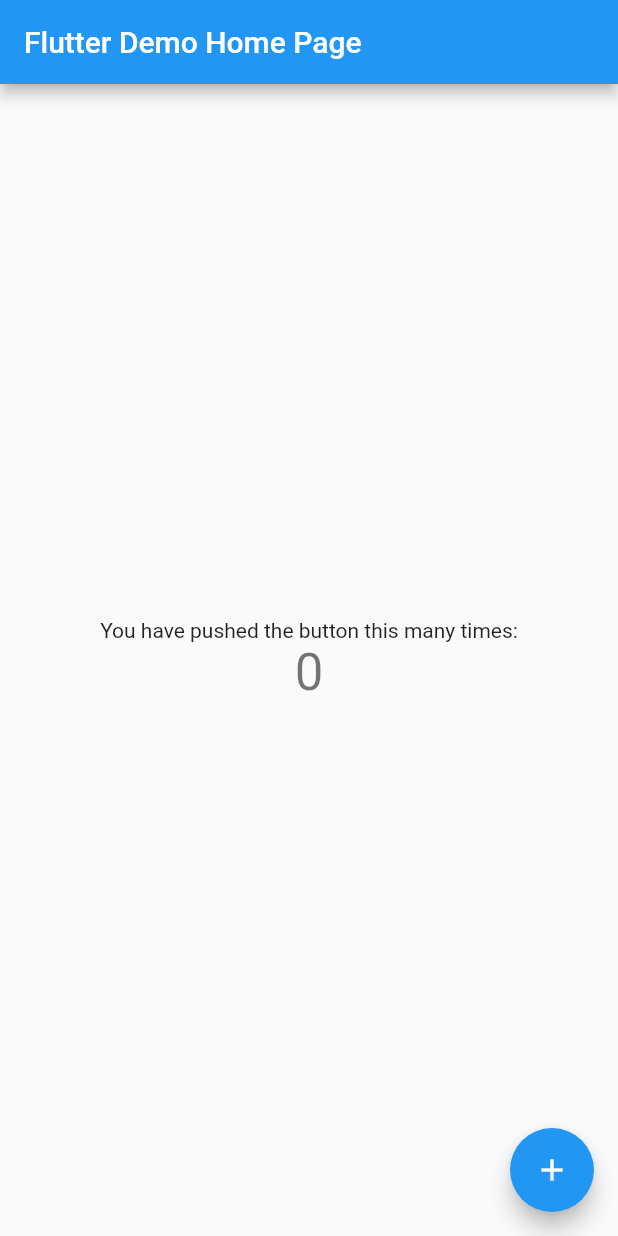
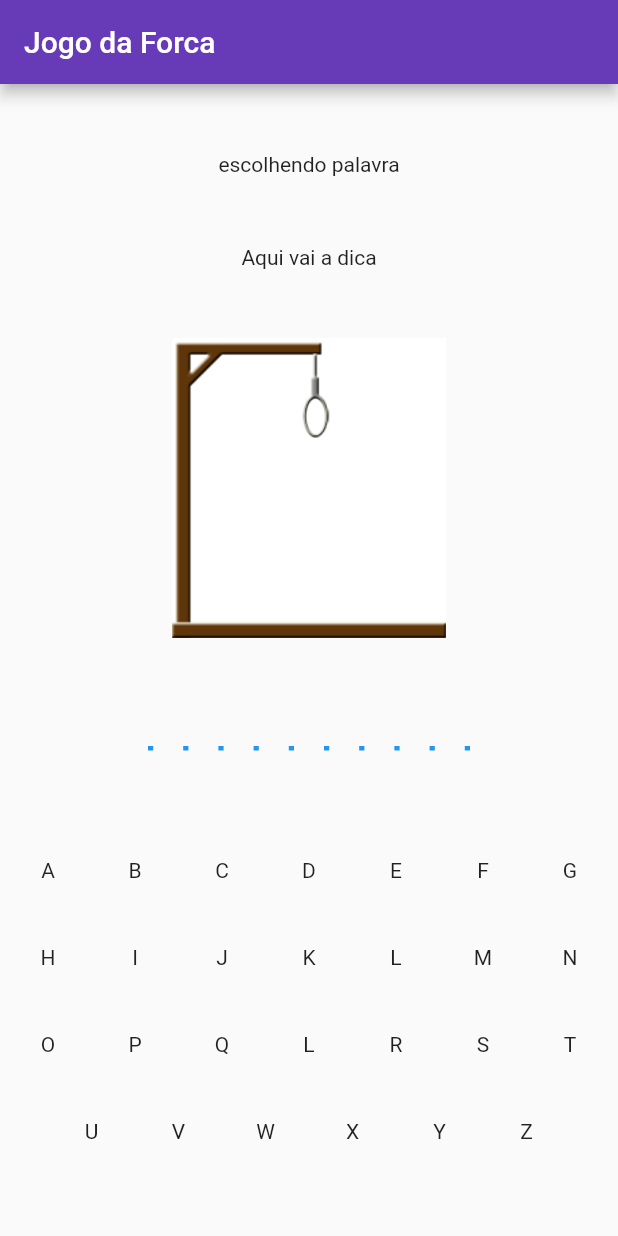
Before and after one commit to viniciusOLN/aval2_forca, a Flutter app: the screen it shows after launch, on a phone screen of 412 x 824 dp. Run offline on Flutter 3.47's test engine with Material 2 defaults, Android fonts, the phone set to English and light mode, and no system bars.

Commit message:
verificação da palavra finalizada

```diff
--- /dev/null
+++ b/lib/app/controllers/game_controller.dart
@@ -0,0 +1,45 @@
+import 'dart:math';
+import 'package:aval2_forca/app/models/letter.dart';
+import 'package:flutter/material.dart';
+import '../utils/words.dart';
+
+class GameController {
+  String currentWord = '';
+  String currentTip = '';
+  int currentAttempt = 0;
+  List<Letter> lettersOfTheWord = [];
+
+  GameController() {
+    randomWord();
+  }
+
+  void randomWord() {
+    int index = Random().nextInt(words.length);
+    currentTip = tips[index]['tip'];
+    currentWord = words[index]['word'];
+    lettersOfTheWord = splitWord();
+  }
+
+  List<Letter> splitWord() {
+    List<String> listWord = currentWord.toUpperCase().split('');
+    return List.generate(
+      listWord.length,
+      (index) => Letter(
+        listWord[index],
+        index,
+        false,
+      ),
+    );
+  }
+
+  bool verifyLetter(String currentLetter) {
+    bool result = false;
+    List.generate(lettersOfTheWord.length, (index) {
+      if (lettersOfTheWord[index].letter == currentLetter) {
+        lettersOfTheWord[index].isSelected = true;
+        result = true;
+      }
+    });
+    return result;
+  }
+}
--- /dev/null
+++ b/lib/app/models/letter.dart
@@ -0,0 +1,7 @@
+class Letter {
+  String letter;
+  int position;
+  bool isSelected;
+
+  Letter(this.letter, this.position, this.isSelected);
+}
--- /dev/null
+++ b/lib/app/routes/routes.dart
@@ -0,0 +1,7 @@
+import 'package:aval2_forca/app/screens/homepage/homepage_screen.dart';
+
+class Routes {
+  static final routes = {
+    '/home': (context) => const HomePage(),
+  };
+}
--- /dev/null
+++ b/lib/app/screens/homepage/homepage_screen.dart
@@ -0,0 +1,81 @@
+import 'package:aval2_forca/app/controllers/game_controller.dart';
+import 'package:aval2_forca/app/utils/letters.dart';
+import 'package:flutter/material.dart';
+
+import '../../models/letter.dart';
+
+class HomePage extends StatefulWidget {
+  const HomePage({Key? key}) : super(key: key);
+
+  @override
+  State<HomePage> createState() => _HomePageState();
+}
+
+class _HomePageState extends State<HomePage> {
+  GameController controller = GameController();
+  @override
+  Widget build(BuildContext context) {
+    List<Letter> a = controller.lettersOfTheWord;
+
+    return Scaffold(
+      appBar: AppBar(
+        title: const Text('Jogo da Forca'),
+      ),
+      body: Column(
+        crossAxisAlignment: CrossAxisAlignment.center,
+        mainAxisAlignment: MainAxisAlignment.spaceEvenly,
+        children: <Widget>[
+          Text('escolhendo palavra'),
+          Text("Aqui vai a dica"),
+          Container(
+            height: 200,
+            child: Image.asset('images/imagem_base.png'),
+          ),
+          Row(
+            mainAxisAlignment: MainAxisAlignment.center,
+            children:
+                List.generate(controller.lettersOfTheWord.length, (index) {
+              return Container(
+                margin: const EdgeInsets.all(10),
+                decoration: const BoxDecoration(
+                  border: Border(
+                    bottom: BorderSide(
+                      color: Colors.blue,
+                      width: 3,
+                    ),
+                  ),
+                ),
+                child: a[index].isSelected
+                    ? Text(controller.currentWord[index])
+                    : const Text(' '),
+              );
+            }),
+          ),
+          Column(
+            crossAxisAlignment: CrossAxisAlignment.center,
+            children: [
+              Wrap(
+                alignment: WrapAlignment.center,
+                runSpacing: 10.0,
+                spacing: 10.0,
+                children: List.generate(
+                  letters.length,
+                  (index) => IconButton(
+                    onPressed: () {
+                      if (controller.verifyLetter(letters[index])) {
+                        setState(() {
+                          a;
+                        });
+                      }
+                    },
+                    icon: Text(letters[index]),
+                  ),
+                ),
+              ),
+            ],
+          ),
+        ],
+      ),
+    );
+  }
+}
--- /dev/null
+++ b/lib/app/utils/letters.dart
@@ -0,0 +1,29 @@
+final letters = [
+  'A',
+  'B',
+  'C',
+  'D',
+  'E',
+  'F',
+  'G',
+  'H',
+  'I',
+  'J',
+  'K',
+  'L',
+  'M',
+  'N',
+  'O',
+  'P',
+  'Q',
+  'L',
+  'R',
+  'S',
+  'T',
+  'U',
+  'V',
+  'W',
+  'X',
+  'Y',
+  'Z',
+];
--- /dev/null
+++ b/lib/app/utils/words.dart
@@ -0,0 +1,13 @@
+List<Map<String, dynamic>> words = [
+  {"word": "computação"},
+  {"word": "casa"},
+  {"word": "garfo"},
+  {"word": "mouse"},
+];
+
+List<Map<String, dynamic>> tips = [
+  {"tip": "Curso da UESPI"},
+  {"tip": "Moradia"},
+  {"tip": "Talher"},
+  {"tip": "Periférico Eletrônico"},
+];
--- a/lib/main.dart
+++ b/lib/main.dart
@@ -1,3 +1,4 @@
+import 'package:aval2_forca/app/routes/routes.dart';
 import 'package:flutter/material.dart';
 
 void main() {
@@ -7,109 +8,16 @@
 class MyApp extends StatelessWidget {
   const MyApp({Key? key}) : super(key: key);
 
-  // This widget is the root of your application.
   @override
   Widget build(BuildContext context) {
     return MaterialApp(
-      title: 'Flutter Demo',
+      title: 'Jogo da Forca',
+      debugShowCheckedModeBanner: false,
       theme: ThemeData(
-        // This is the theme of your application.
-        //
-        // Try running your application with "flutter run". You'll see the
-        // application has a blue toolbar. Then, without quitting the app, try
-        // changing the primarySwatch below to Colors.green and then invoke
-        // "hot reload" (press "r" in the console where you ran "flutter run",
-        // or simply save your changes to "hot reload" in a Flutter IDE).
-        // Notice that the counter didn't reset back to zero; the application
-        // is not restarted.
-        primarySwatch: Colors.blue,
+        primarySwatch: Colors.deepPurple,
       ),
-      home: const MyHomePage(title: 'Flutter Demo Home Page'),
+      initialRoute: '/home',
+      routes: Routes.routes,
     );
   }
 }
-
-class MyHomePage extends StatefulWidget {
-  const MyHomePage({Key? key, required this.title}) : super(key: key);
-
-  // This widget is the home page of your application. It is stateful, meaning
-  // that it has a State object (defined below) that contains fields that affect
-  // how it looks.
-
-  // This class is the configuration for the state. It holds the values (in this
-  // case the title) provided by the parent (in this case the App widget) and
-  // used by the build method of the State. Fields in a Widget subclass are
-  // always marked "final".
-
-  final String title;
-
-  @override
-  State<MyHomePage> createState() => _MyHomePageState();
-}
-
-class _MyHomePageState extends State<MyHomePage> {
-  int _counter = 0;
-
-  void _incrementCounter() {
-    setState(() {
-      // This call to setState tells the Flutter framework that something has
-      // changed in this State, which causes it to rerun the build method below
-      // so that the display can reflect the updated values. If we changed
-      // _counter without calling setState(), then the build method would not be
-      // called again, and so nothing would appear to happen.
-      _counter++;
-    });
-  }
-
-  @override
-  Widget build(BuildContext context) {
-    // This method is rerun every time setState is called, for instance as done
-    // by the _incrementCounter method above.
-    //
-    // The Flutter framework has been optimized to make rerunning build methods
-    // fast, so that you can just rebuild anything that needs updating rather
-    // than having to individually change instances of widgets.
-    return Scaffold(
-      appBar: AppBar(
-        // Here we take the value from the MyHomePage object that was created by
-        // the App.build method, and use it to set our appbar title.
-        title: Text(widget.title),
-      ),
-      body: Center(
-        // Center is a layout widget. It takes a single child and positions it
-        // in the middle of the parent.
-        child: Column(
-          // Column is also a layout widget. It takes a list of children and
-          // arranges them vertically. By default, it sizes itself to fit its
-          // children horizontally, and tries to be as tall as its parent.
-          //
-          // Invoke "debug painting" (press "p" in the console, choose the
-          // "Toggle Debug Paint" action from the Flutter Inspector in Android
-          // Studio, or the "Toggle Debug Paint" command in Visual Studio Code)
-          // to see the wireframe for each widget.
-          //
-          // Column has various properties to control how it sizes itself and
-          // how it positions its children. Here we use mainAxisAlignment to
-          // center the children vertically; the main axis here is the vertical
-          // axis because Columns are vertical (the cross axis would be
-          // horizontal).
-          mainAxisAlignment: MainAxisAlignment.center,
-          children: <Widget>[
-            const Text(
-              'You have pushed the button this many times:',
-            ),
-            Text(
-              '$_counter',
-              style: Theme.of(context).textTheme.headline4,
-            ),
-          ],
-        ),
-      ),
-      floatingActionButton: FloatingActionButton(
-        onPressed: _incrementCounter,
-        tooltip: 'Increment',
-        child: const Icon(Icons.add),
-      ), // This trailing comma makes auto-formatting nicer for build methods.
-    );
-  }
-}
--- a/pubspec.yaml
+++ b/pubspec.yaml
@@ -58,9 +58,8 @@
   uses-material-design: true
 
   # To add assets to your application, add an assets section, like this:
-  # assets:
-  #   - images/a_dot_burr.jpeg
-  #   - images/a_dot_ham.jpeg
+  assets:
+    - images/
 
   # An image asset can refer to one or more resolution-specific "variants", see
   # https://flutter.dev/assets-and-images/#resolution-aware
```
Also changed, not shown: images/imagem_base.png (added).
